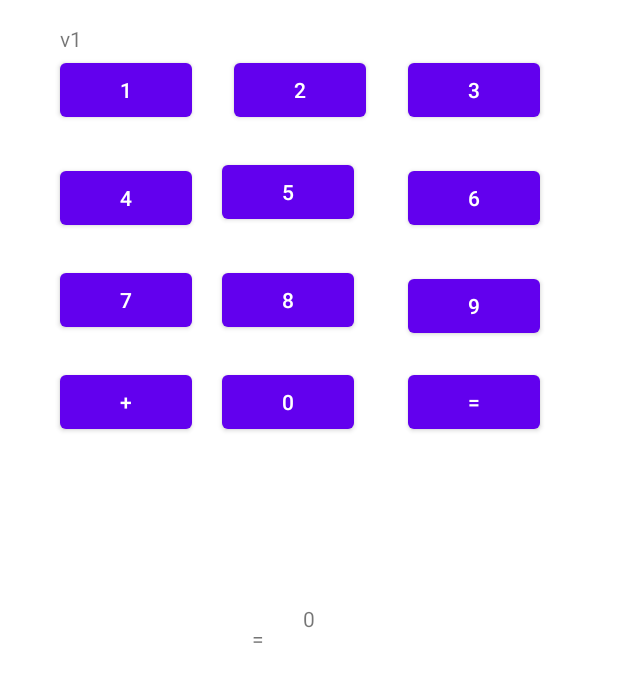
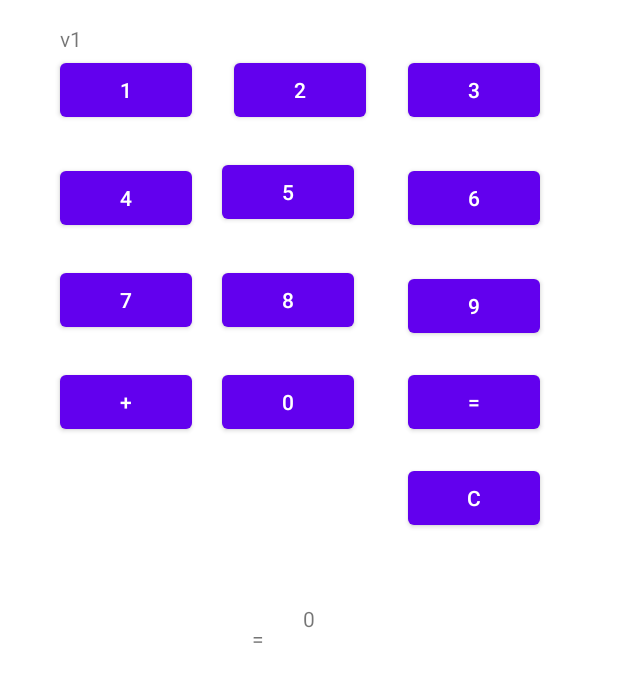
Before and after one commit to usermisterfive/Calculator, an Android app: the MainActivity screen opened directly, with no data from a screen before it, on a phone screen of 412 x 824 dp. Shown: the top 682 px of the screen. Run offline under Robolectric (Android 15) with nearby library versions, the phone set to English and light mode, and no system bars.

Commit message:
#2. add reset C button.

```diff
--- a/app/src/main/res/layout/activity_main.xml
+++ b/app/src/main/res/layout/activity_main.xml
@@ -7,10 +7,10 @@
     tools:context=".MainActivity">
 
     <TextView
-        android:id="@+id/resultTextView"
+        android:id="@+id/expressionTextView"
         android:layout_width="wrap_content"
         android:layout_height="wrap_content"
-        android:text="Hello World!"
+        android:text="operation"
         app:layout_constraintBottom_toBottomOf="parent"
         app:layout_constraintEnd_toEndOf="parent"
         app:layout_constraintStart_toStartOf="parent"
@@ -156,4 +156,14 @@
         app:layout_constraintStart_toStartOf="parent"
         app:layout_constraintTop_toTopOf="parent" />
 
+    <Button
+        android:id="@+id/resetButton"
+        android:layout_width="wrap_content"
+        android:layout_height="wrap_content"
+        android:layout_marginStart="272dp"
+        android:layout_marginTop="308dp"
+        android:text="C"
+        app:layout_constraintStart_toStartOf="parent"
+        app:layout_constraintTop_toTopOf="parent" />
+
 </androidx.constraintlayout.widget.ConstraintLayout>
```
Also changed, not shown: app/src/main/java/com/calculator/MainActivity.java (+75 -27 lines), 1 other file.
